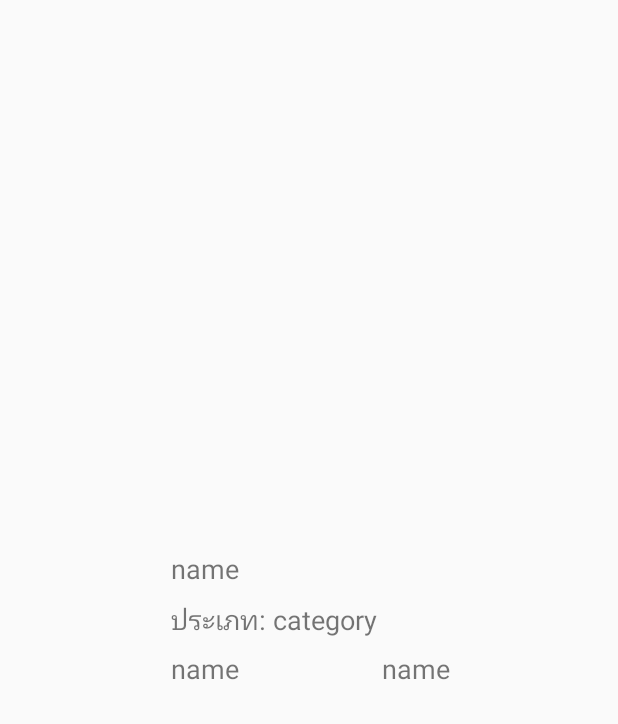
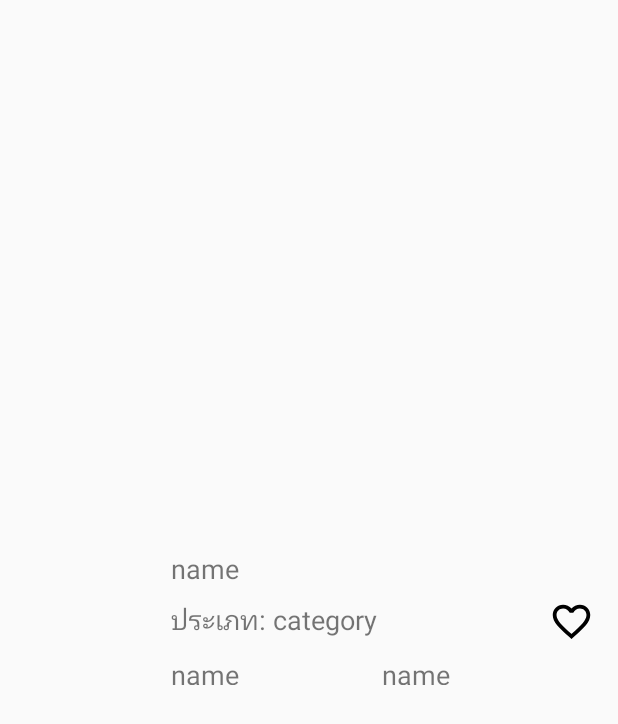
Before and after one commit to pslyp/YinYang, an Android app: the layout listview_row.xml on its own in the app's theme, with its tools: preview values and no code run, on a phone screen of 412 x 824 dp. Shown: the top 724 px of the screen. Run offline under Robolectric (Android 15) with nearby library versions, the phone set to English and light mode, and no system bars; plain views replace CircularImageView.

```diff
--- /dev/null
+++ b/app/src/main/res/drawable/ic_favorite_border_black_24dp.xml
@@ -0,0 +1,9 @@
+<vector xmlns:android="http://schemas.android.com/apk/res/android"
+        android:width="24dp"
+        android:height="24dp"
+        android:viewportWidth="24.0"
+        android:viewportHeight="24.0">
+    <path
+        android:fillColor="#FF000000"
+        android:pathData="M16.5,3c-1.74,0 -3.41,0.81 -4.5,2.09C10.91,3.81 9.24,3 7.5,3 4.42,3 2,5.42 2,8.5c0,3.78 3.4,6.86 8.55,11.54L12,21.35l1.45,-1.32C18.6,15.36 22,12.28 22,8.5 22,5.42 19.58,3 16.5,3zM12.1,18.55l-0.1,0.1 -0.1,-0.1C7.14,14.24 4,11.39 4,8.5 4,6.5 5.5,5 7.5,5c1.54,0 3.04,0.99 3.57,2.36h1.87C13.46,5.99 14.96,5 16.5,5c2,0 3.5,1.5 3.5,3.5 0,2.89 -3.14,5.74 -7.9,10.05z"/>
+</vector>
--- a/app/src/main/res/layout/listview_row.xml
+++ b/app/src/main/res/layout/listview_row.xml
@@ -41,7 +41,7 @@
                 android:textSize="18dp"/>
 
             <LinearLayout
-                android:layout_width="wrap_content"
+                android:layout_width="match_parent"
                 android:layout_height="wrap_content"
                 android:layout_marginTop="8dp"
                 android:orientation="horizontal">
@@ -56,8 +56,23 @@
                     android:id="@+id/category_text_view"
                     android:layout_width="wrap_content"
                     android:layout_height="wrap_content"
+                    android:layout_weight="1"
                     android:text="category"
                     android:textSize="18dp"/>
+
+<!--                <ImageView-->
+<!--                    android:id="@+id/favorite_image_view"-->
+<!--                    android:layout_width="30dp"-->
+<!--                    android:layout_height="30dp"-->
+<!--                    android:background="@drawable/ic_favorite_border_black_24dp"/>-->
+
+                <ToggleButton
+                    android:id="@+id/favorite_toggle_button"
+                    android:layout_width="30dp"
+                    android:layout_height="30dp"
+                    android:textOff=""
+                    android:textOn=""
+                    android:background="@drawable/ic_favorite_border_black_24dp"/>
 
             </LinearLayout>
 
```
Also changed, not shown: app/src/main/java/com/pslyp/yinyang/adapter/MenuAdapter.java (+66 -4 lines), app/src/main/java/com/pslyp/yinyang/fragments/GraphFragment.java (+10 -4 lines), app/src/main/java/com/pslyp/yinyang/fragments/HomeFragment.java (+30 -1 lines), app/src/main/java/com/pslyp/yinyang/fragments/SearchFragment.java (+9 -2 lines), app/src/main/java/com/pslyp/yinyang/models/Menu.java (+12 -1 lines), app/src/main/java/com/pslyp/yinyang/services/api/Service.java (+7 -0 lines), app/src/main/res/drawable/ic_favorite_black_24dp.xml (added, +9 -0 lines).
